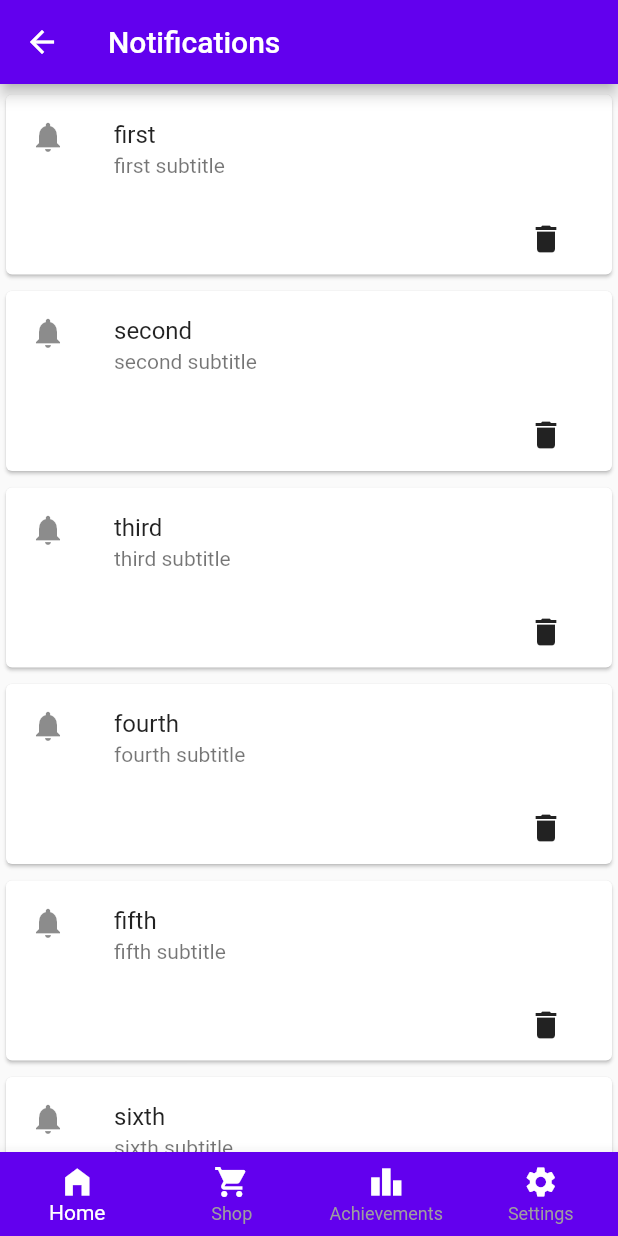
After one commit to InnoSWP/ReusableLearningApp, a Flutter app: the NotificationsBody screen opened directly, on a phone screen of 412 x 824 dp. The commit adds this screen. Run offline on Flutter 3.47's test engine with Material 2 defaults, Android fonts, the phone set to English and light mode, and no system bars; drawn by our look-alikes of flip_card; our stand-ins replace dio, flutter_secure_storage, percent_indicator; accounts and stored records are empty.

Commit message:
Added notification screen

```diff
--- a/reusable_learning_app/lib/components/scaffold/custom_app_bar.dart
+++ b/reusable_learning_app/lib/components/scaffold/custom_app_bar.dart
@@ -1,5 +1,6 @@
 import 'package:flutter/material.dart';
 import '../../models/utilities/custom_colors.dart';
+import '../../screens/Content/notifications_screen.dart';
 
 class CustomAppBar extends AppBar {
   final String barTitle;
@@ -18,7 +19,7 @@ class _CustomAppBarState extends State<CustomAppBar> {
       actions: [
         Padding(
             padding: const EdgeInsets.fromLTRB(0, 0, 0, 0),
-            child: IconButton(onPressed: () {}, icon: const Icon(Icons.notifications))),
+            child: IconButton(onPressed: () {Navigator.push(context, MaterialPageRoute(builder: (context) => NotificationsBody()));}, icon: const Icon(Icons.notifications))),
       ],
     );
   }
--- /dev/null
+++ b/reusable_learning_app/lib/models/notification.dart
@@ -0,0 +1,11 @@
+class Notification{
+  String title;
+  String subTitle;
+  String body;
+
+  Notification(this.title, this.subTitle, this.body);
+}
+
+List<Notification> notifications = [Notification("first", "first subtitle", "first body"), Notification("second", "second subtitle", "second body"),
+  Notification("third", "third subtitle", "third body"), Notification("fourth", "fourth subtitle", "fourth body"),Notification("fifth", "fifth subtitle", "fifth body"),
+  Notification("sixth", "sixth subtitle", "sixth body"), Notification("seventh", "seventh subtitle", "seventh body")];
--- /dev/null
+++ b/reusable_learning_app/lib/screens/Content/notifications_screen.dart
@@ -0,0 +1,70 @@
+import 'package:flutter/material.dart';
+import 'package:flutter/widgets.dart';
+import 'package:flip_card/flip_card.dart';
+import 'package:reusable_app/models/notification.dart';
+
+import '../../components/scaffold/bottom_menu.dart';
+import '../../models/utilities/custom_colors.dart';
+
+class NotificationsBody extends StatefulWidget {
+  NotificationsBody({Key? key}) : super(key: key);
+
+  @override
+  NotificationsBodyState createState() => NotificationsBodyState();
+}
+
+class NotificationsBodyState extends State<NotificationsBody> {
+  @override
+  void initState() {
+    super.initState();
+  }
+
+  @override
+  Widget build(BuildContext context) {
+    return Scaffold(
+        appBar: AppBar(
+          title: const Text("Notifications"),
+          backgroundColor: CustomColors.purple,
+          leading: IconButton(
+              onPressed: () {
+                Navigator.pop(context);
+              },
+              icon: const Icon(Icons.arrow_back, color: Colors.white)),
+        ),
+        bottomNavigationBar: BottomMenu(onTap: (int value) {
+          BottomMenu.navigateFromOtherPage(context, value);
+        }),
+        body: ListView.builder(
+            itemCount: notifications.length,
+            itemBuilder: (BuildContext context, int index) {
+              return Padding(padding: const EdgeInsets.only(top: 3),child: FlipCard(
+                fill: Fill.fillBack,
+                direction: FlipDirection.VERTICAL,
+                front: Card(
+                    child: Column(
+                        crossAxisAlignment: CrossAxisAlignment.center,
+                        mainAxisAlignment: MainAxisAlignment.center,
+                        children: [
+                      ListTile(
+                        leading: const Icon(Icons.notifications),
+                        title: Text(notifications[index].title),
+                        subtitle: Text(notifications[index].subTitle),
+                      ),
+                      Row(children: [
+                        const Spacer(),
+                        Padding(padding: const EdgeInsets.only(right : 20), child:
+                        IconButton(
+                            onPressed: () {
+                              setState(() {
+                                notifications.removeAt(index);
+                              });
+                            },
+                            icon: const Icon(Icons.delete))
+                        )]),
+                    ])),
+                back:
+                    Card(child: Center(child: Text(notifications[index].body))),
+              ));
+              }));
+  }
+}
--- a/reusable_learning_app/pubspec.yaml
+++ b/reusable_learning_app/pubspec.yaml
@@ -22,6 +22,7 @@ dev_dependencies:
     sdk: flutter
   mockito: ^5.2.0
   percent_indicator: ^4.0.1
+  flip_card: ^0.6.0
 
 flutter:
   uses-material-design: true
```
